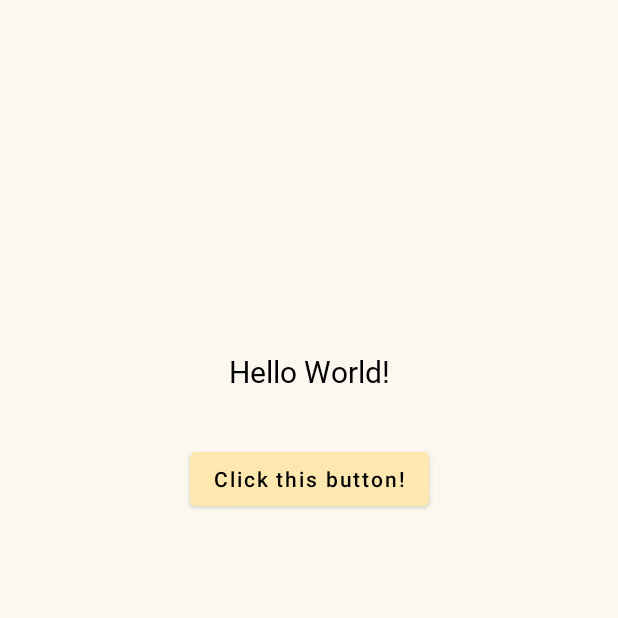
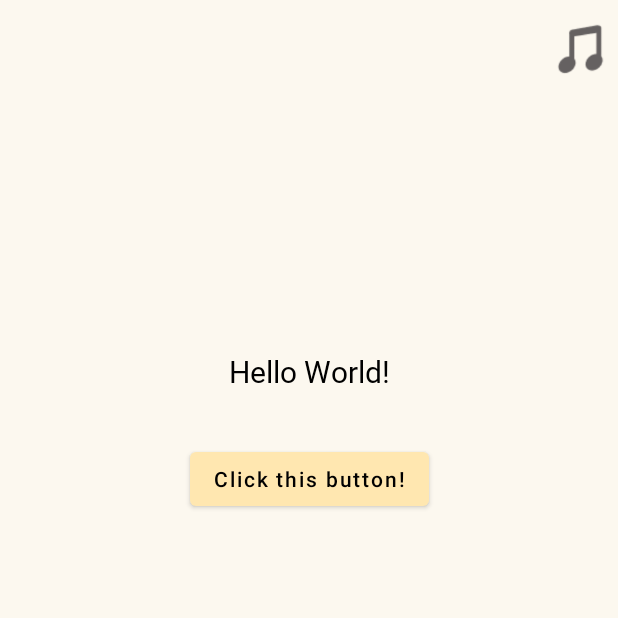
Before and after one commit to Nicer-since-2021/attiary-android, an Android app: the screen it shows after launch (MainActivity), on a phone screen of 412 x 824 dp, the top half of it. Run offline under Robolectric (Android 15) with nearby library versions, the phone set to English and light mode, and no system bars; libraries missing offline, so code that uses them is left out: com.kakao.sdk; 1 statement that could not run was skipped.

Commit message:
feat: show music popup
mainactivity 상단의 음표 버튼을 꾹 누르면 음악 팝업이 띄워지도록 함

```diff
--- a/app/src/main/res/layout/activity_main.xml
+++ b/app/src/main/res/layout/activity_main.xml
@@ -4,6 +4,28 @@
     android:layout_width="match_parent"
     android:layout_height="match_parent"
     android:background="@color/yellow_background">
+
+    <FrameLayout
+        android:id="@+id/frameLayout"
+        android:layout_width="match_parent"
+        android:layout_height="200dp"
+        app:layout_constraintBottom_toTopOf="@+id/textSay"
+        app:layout_constraintEnd_toEndOf="parent"
+        app:layout_constraintHorizontal_bias="0.0"
+        app:layout_constraintStart_toStartOf="parent"
+        app:layout_constraintTop_toTopOf="parent"
+        app:layout_constraintVertical_bias="0.0">
+
+        <ImageButton
+            android:id="@+id/btnMusic"
+            android:layout_width="wrap_content"
+            android:layout_height="35dp"
+            android:layout_gravity="top|end"
+            android:layout_marginTop="16dp"
+            android:background="@android:color/transparent"
+            android:scaleType="fitCenter"
+            app:srcCompat="@drawable/music_icon" />
+    </FrameLayout>
 
     <TextView
         android:id="@+id/textSay"
```
Also changed, not shown: app/src/main/java/com/nicer/attiary/view/MainActivity.kt (+17 -0 lines), app/src/main/java/com/nicer/attiary/view/write/MusicPopupFragment.kt (added, +20 -0 lines).
